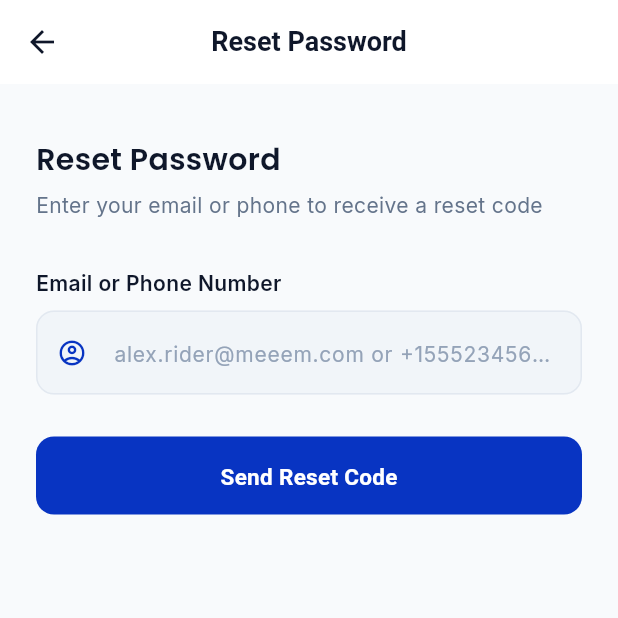
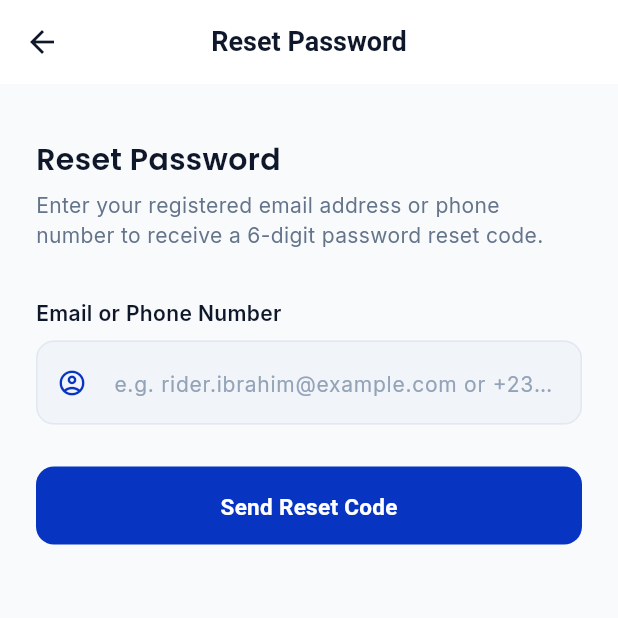
Before and after one commit to srvtechnology/MEEEMSL-RiderApp, a Flutter app: the ForgotPasswordView screen opened by its route, on a phone screen of 412 x 824 dp, the top half of it. Run offline on Flutter 3.47's test engine with Material 3 defaults, Android fonts, the phone set to English and light mode, and no system bars; our stand-ins replace dartz, device_info_plus, dio, equatable, firebase_core, geolocator and 6 more; accounts and stored records are empty.

Commit message:
feat(auth): forgot and reset password flow with cooldown timer, masked destination, and validation

```diff
--- a/lib/domain/repositories/auth_repository.dart
+++ b/lib/domain/repositories/auth_repository.dart
@@ -4,6 +4,8 @@ import '../entities/rider_entity.dart';
 import '../entities/registration_result_entity.dart';
 import '../entities/login_response_entity.dart';
 import '../entities/phone_otp_result_entity.dart';
+
+import '../entities/reset_password_result_entity.dart';
 
 abstract class AuthRepository {
   Future<Either<Failure, bool>> login(String phone);
@@ -43,7 +45,7 @@ abstract class AuthRepository {
   Future<Either<Failure, ResendOtpResultEntity>> resendRegistrationOtp({
     required String email,
   });
-  Future<Either<Failure, bool>> forgotPassword(String identity);
+  Future<Either<Failure, SendResetOtpResultEntity>> forgotPassword(String identity);
   Future<Either<Failure, bool>> resetPassword(String identity, String otp, String newPassword);
   Future<Either<Failure, RiderEntity?>> getSavedRider();
   Future<Either<Failure, void>> logout();
--- a/lib/domain/usecases/auth/reset_password_usecase.dart
+++ b/lib/domain/usecases/auth/reset_password_usecase.dart
@@ -1,5 +1,6 @@
 import 'package:dartz/dartz.dart';
 import '../../../core/error/failures.dart';
+import '../../entities/reset_password_result_entity.dart';
 import '../../repositories/auth_repository.dart';
 
 class ResetPasswordUseCase {
@@ -7,7 +8,7 @@ class ResetPasswordUseCase {
 
   ResetPasswordUseCase(this.repository);
 
-  Future<Either<Failure, bool>> sendResetCode(String identity) {
+  Future<Either<Failure, SendResetOtpResultEntity>> sendResetCode(String identity) {
     return repository.forgotPassword(identity);
   }
 
--- a/lib/presentation/modules/auth/views/forgot_password_view.dart
+++ b/lib/presentation/modules/auth/views/forgot_password_view.dart
@@ -1,6 +1,8 @@
 import 'package:flutter/material.dart';
+import 'package:flutter/services.dart';
 import 'package:get/get.dart';
 import '../../../../core/constants/app_strings.dart';
+import '../../../../core/theme/app_colors.dart';
 import '../../../../core/theme/text_styles.dart';
 import '../../../../core/widgets/custom_button.dart';
 import '../../../../core/widgets/custom_text_field.dart';
@@ -32,8 +34,8 @@ class ForgotPasswordView extends GetView<AuthController> {
                 const SizedBox(height: 6),
                 Text(
                   isCodeSent
-                      ? 'Enter the 4-digit code sent to your email/phone and choose a new password.'
-                      : AppStrings.resetPasswordSubtitle,
+                      ? 'Enter the 6-digit reset code sent to ${controller.resetMaskedDestination.value.isNotEmpty ? controller.resetMaskedDestination.value : controller.resetIdentityController.text} and choose a new password.'
+                      : 'Enter your registered email address or phone number to receive a 6-digit password reset code.',
                   style: AppTextStyles.bodyMedium(),
                 ),
                 const SizedBox(height: 32),
@@ -43,7 +45,7 @@ class ForgotPasswordView extends GetView<AuthController> {
                   CustomTextField(
                     controller: controller.resetIdentityController,
                     label: 'Email or Phone Number',
-                    hintText: 'alex.rider@meeem.com or +15552345678',
+                    hintText: 'e.g. rider.ibrahim@example.com or +23276123456',
                     prefixIcon: Icons.account_circle_outlined,
                   ),
                   const SizedBox(height: 28),
@@ -57,9 +59,13 @@ class ForgotPasswordView extends GetView<AuthController> {
                   CustomTextField(
                     controller: controller.resetOtpController,
                     label: 'Reset Verification Code',
-                    hintText: 'e.g. 4920',
+                    hintText: '• • • • • •',
                     keyboardType: TextInputType.number,
-                    prefixIcon: Icons.pin_outlined,
+                    prefixIcon: Icons.lock_reset,
+                    inputFormatters: [
+                      FilteringTextInputFormatter.digitsOnly,
+                      LengthLimitingTextInputFormatter(6),
+                    ],
                   ),
                   const SizedBox(height: 16),
                   CustomTextField(
@@ -75,9 +81,28 @@ class ForgotPasswordView extends GetView<AuthController> {
                     label: AppStrings.confirmPassword,
                     hintText: 'Re-enter your new password',
                     obscureText: true,
-                    prefixIcon: Icons.lock_reset,
+                    prefixIcon: Icons.check_circle_outline,
                   ),
-                  const SizedBox(height: 28),
+                  const SizedBox(height: 20),
+
+                  // Timer & Resend button
+                  Center(
+                    child: Obx(() {
+                      if (controller.canResendOtp.value) {
+                        return TextButton.icon(
+                          onPressed: () => controller.sendResetCode(),
+                          icon: const Icon(Icons.refresh_rounded, size: 18),
+                          label: const Text('Resend Reset Code'),
+                        );
+                      }
+                      return Text(
+                        'Resend code in ${controller.resendTimerSeconds.value}s',
+                        style: AppTextStyles.bodyMedium(color: AppColors.textSecondaryLight),
+                      );
+                    }),
+                  ),
+                  const SizedBox(height: 24),
+
                   CustomButton(
                     text: 'Update Password',
                     isLoading: controller.isLoading.value,
```
Also changed, not shown: lib/data/datasources/auth_remote_datasource.dart (+18 -11 lines), lib/data/models/reset_password_result_model.dart (added, +21 -0 lines), lib/data/repositories/auth_repository_impl.dart (+6 -1 lines), lib/domain/entities/reset_password_result_entity.dart (added, +26 -0 lines), lib/presentation/modules/auth/controllers/auth_controller.dart (+35 -10 lines), 1 other file.
